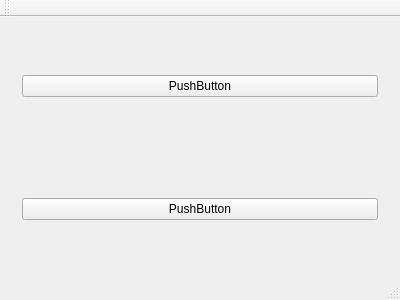
Above: qt_popup/mainwindow.ui from dork7/Qt_stash before the change. Below: the same form after it.
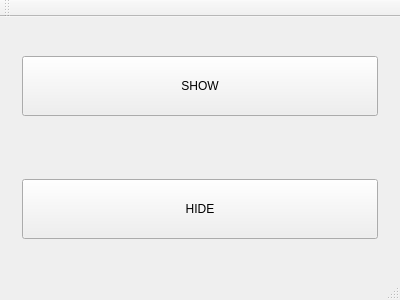
That is the form after the change.

Diff of the .ui file:
```diff
--- a/qt_popup/mainwindow.ui
+++ b/qt_popup/mainwindow.ui
@@ -20,8 +20,14 @@
       <layout class="QVBoxLayout" name="verticalLayout">
        <item>
         <widget class="QPushButton" name="pushButton">
+         <property name="minimumSize">
+          <size>
+           <width>0</width>
+           <height>60</height>
+          </size>
+         </property>
          <property name="text">
-          <string>PushButton</string>
+          <string>SHOW</string>
          </property>
         </widget>
        </item>
@@ -33,8 +39,14 @@
       <layout class="QVBoxLayout" name="verticalLayout_2">
        <item>
         <widget class="QPushButton" name="pushButton_2">
+         <property name="minimumSize">
+          <size>
+           <width>0</width>
+           <height>60</height>
+          </size>
+         </property>
          <property name="text">
-          <string>PushButton</string>
+          <string>HIDE</string>
          </property>
         </widget>
        </item>
```
Left out of the diff: 2 changed lines with no effect on the pictures.
